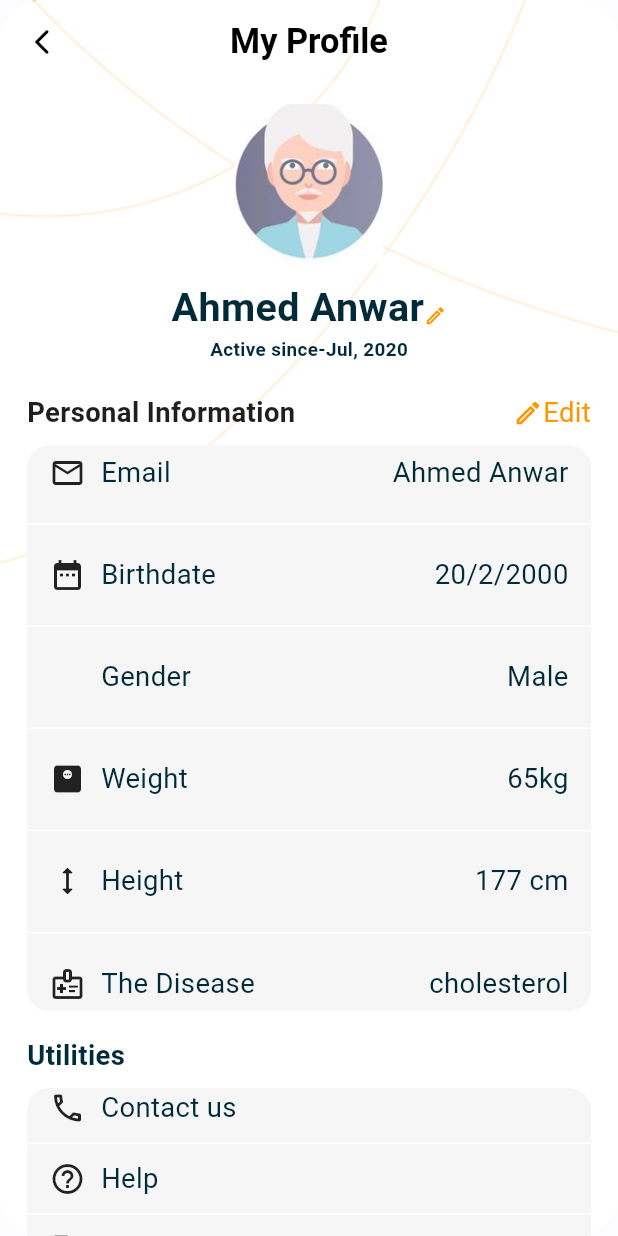
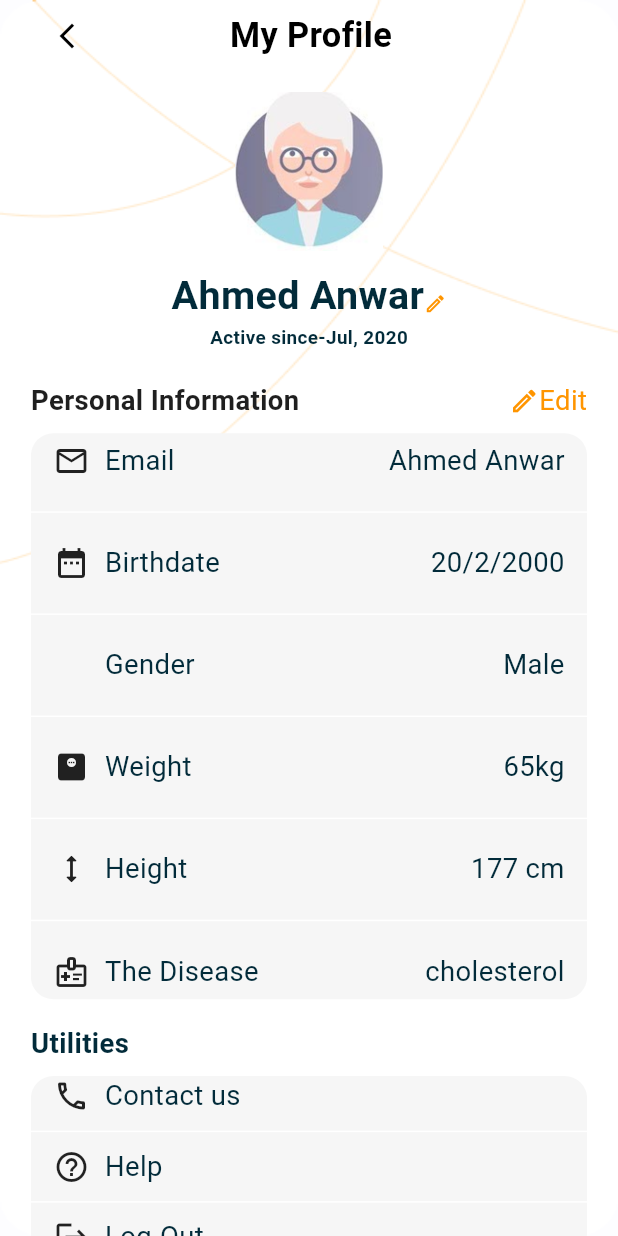
Before and after one commit to MonaAbdelaziz2024/Care_app_two, a Flutter app: the ProfileView screen opened directly, on a phone screen of 412 x 824 dp. Run offline on Flutter 3.47's test engine with Material 3 defaults, Android fonts, the phone set to English and light mode, and no system bars; our stand-ins replace curved_navigation_bar, fl_chart, flutter_screenutil, font_awesome_flutter, percent_indicator and 1 more; missing offline and left inert: dart:ffi, datepicker_dropdown, flutter_modal_date_picker; Roboto replaces fonts that are missing (Ciaro).

Commit message:
edit some pages .

```diff
--- a/lib/screens/profile/profile_view.dart
+++ b/lib/screens/profile/profile_view.dart
@@ -15,7 +15,7 @@ class ProfileView extends StatelessWidget {
   @override
   Widget build(BuildContext context) {
     return Scaffold(
-      appBar: CustomCareAppbar(context, 'My Profile'),
+      // appBar: CustomCareAppbar(context, 'My Profile'),
       extendBodyBehindAppBar: true,
       body: Container(
         decoration: const BoxDecoration(
@@ -23,9 +23,36 @@ class ProfileView extends StatelessWidget {
               DecorationImage(image: AssetImage(kBackground), fit: BoxFit.fill),
         ),
         child: Padding(
-          padding: const EdgeInsets.symmetric(horizontal: 18),
+          padding: const EdgeInsets.symmetric(horizontal: 18).r,
           child: ListView(
             children: [
+              Row(
+                // mainAxisAlignment: MainAxisAlignment.spaceEvenly,
+                // crossAxisAlignment: CrossAxisAlignment.stretch,
+                children: [
+                  // SizedBox(width: 2.w,),
+                  IconButton(
+                    onPressed: () {
+                      Navigator.of(context).pop();
+                    },
+                    icon: Icon(
+                      color: Colors.black,
+                      Icons.arrow_back_ios_new,
+                      size: 20,
+                    ),
+                  ),
+                   SizedBox(width: 74.w,),
+                  Center(
+                    child: Text(
+                      'My Profile',
+                      textAlign: TextAlign.center,
+                      style: Styles.Style20.copyWith(
+                        color: Colors.black,
+                      ),
+                    ),
+                  )
+                ],
+              ),
               SizedBox(
                 height: 11.h,
               ),
@@ -153,7 +180,7 @@ class ProfileView extends StatelessWidget {
                 height: 7.h,
               ),
               Container(
-                height: 150.h,
+                height: 100.h,
                 decoration: BoxDecoration(
                   borderRadius: BorderRadius.circular(15),
                   color: const Color(0xfff6f6f6),
@@ -180,19 +207,8 @@ class ProfileView extends StatelessWidget {
                           ),
                         );
                       },
-                      child: GestureDetector(
-                            onTap: () {
-                          Navigator.of(context).push(
-                            MaterialPageRoute(
-                              builder: (context) {
-                                return const Start();
-                              },
-                            ),
-                          );
-                        },
-                        child: ProfileRec(
-                            icon: Icons.logout, icontext: 'Log-Out', endtext: ''),
-                      ),
+                      child: ProfileRec(
+                          icon: Icons.logout, icontext: 'Log-Out', endtext: ''),
                     ),
                   ],
                 ),
```
Also changed, not shown: lib/screens/addition/addition_two.dart (+100 -37 lines).
